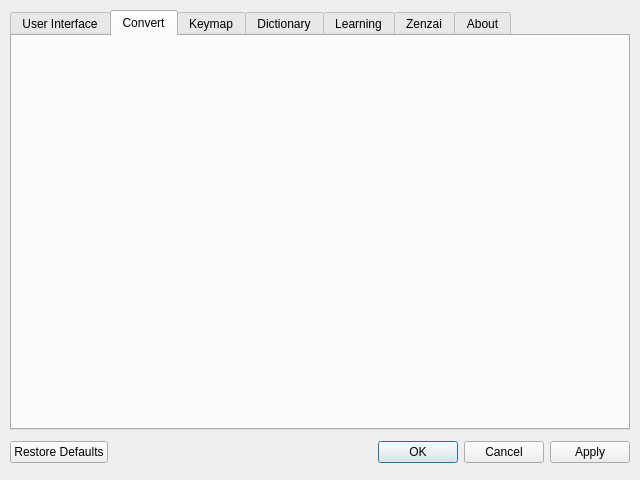
Qt form hazkey_settings/mainwindow.ui (7ka-Hiira/fcitx5-hazkey) before a commit.
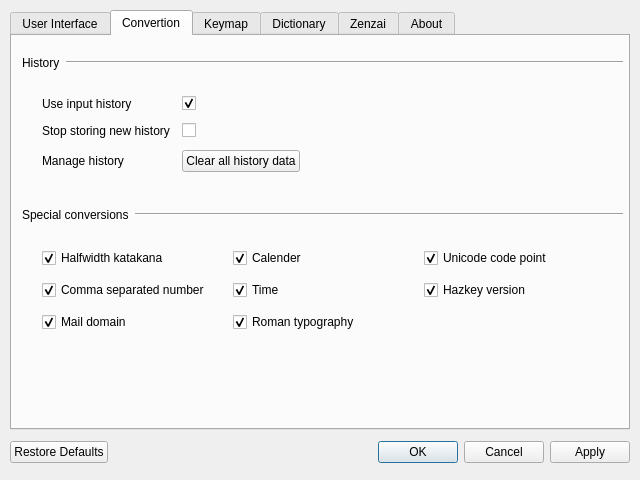
The same form after that commit. The open tabs and pages were chosen to show the change.

Commit message: create convertion page

The edit to the form file:
```diff
--- a/hazkey_settings/mainwindow.ui
+++ b/hazkey_settings/mainwindow.ui
@@ -294,8 +294,255 @@
    </widget>
    <widget class="QWidget" name="convertTab">
     <attribute name="title">
-     <string>Convert</string>
+     <string>Convertion</string>
     </attribute>
+    <widget class="QWidget" name="verticalLayoutWidget_2">
+     <property name="geometry">
+      <rect>
+       <x>10</x>
+       <y>10</y>
+       <width>601</width>
+       <height>371</height>
+      </rect>
+     </property>
+     <layout class="QVBoxLayout" name="ConvertMainLayout">
+      <item>
+       <layout class="QHBoxLayout" name="historyHeader">
+        <property name="topMargin">
+         <number>10</number>
+        </property>
+        <property name="bottomMargin">
+         <number>10</number>
+        </property>
+        <item>
+         <widget class="QLabel" name="historyLabel">
+          <property name="text">
+           <string>History</string>
+          </property>
+         </widget>
+        </item>
+        <item>
+         <widget class="Line" name="historyLine">
+          <property name="sizePolicy">
+           <sizepolicy hsizetype="Expanding" vsizetype="Fixed">
+            <horstretch>0</horstretch>
+            <verstretch>0</verstretch>
+           </sizepolicy>
+          </property>
+          <property name="orientation">
+           <enum>Qt::Orientation::Horizontal</enum>
+          </property>
+         </widget>
+        </item>
+       </layout>
+      </item>
+      <item>
+       <layout class="QFormLayout" name="historyGrid">
+        <property name="fieldGrowthPolicy">
+         <enum>QFormLayout::FieldGrowthPolicy::ExpandingFieldsGrow</enum>
+        </property>
+        <property name="horizontalSpacing">
+         <number>12</number>
+        </property>
+        <property name="verticalSpacing">
+         <number>12</number>
+        </property>
+        <property name="leftMargin">
+         <number>20</number>
+        </property>
+        <property name="topMargin">
+         <number>10</number>
+        </property>
+        <property name="rightMargin">
+         <number>20</number>
+        </property>
+        <property name="bottomMargin">
+         <number>20</number>
+        </property>
+        <item row="0" column="1">
+         <widget class="QCheckBox" name="enableLearningCheck">
+          <property name="checked">
+           <bool>true</bool>
+          </property>
+         </widget>
+        </item>
+        <item row="0" column="0">
+         <widget class="QLabel" name="enableLearningLabel">
+          <property name="text">
+           <string>Use input history</string>
+          </property>
+         </widget>
+        </item>
+        <item row="1" column="1">
+         <widget class="QCheckBox" name="stopNewLearningCheck"/>
+        </item>
+        <item row="1" column="0">
+         <widget class="QLabel" name="stopNewLearningLabel">
+          <property name="text">
+           <string>Stop storing new history</string>
+          </property>
+         </widget>
+        </item>
+        <item row="2" column="1">
+         <widget class="QPushButton" name="clearHistoryButton">
+          <property name="text">
+           <string>Clear all history data</string>
+          </property>
+         </widget>
+        </item>
+        <item row="2" column="0">
+         <widget class="QLabel" name="manageHistoryLabel">
+          <property name="text">
+           <string>Manage history</string>
+          </property>
+         </widget>
+        </item>
+       </layout>
+      </item>
+      <item>
+       <layout class="QHBoxLayout" name="specialConversionHeader">
+        <property name="topMargin">
+         <number>10</number>
+        </property>
+        <property name="bottomMargin">
+         <number>10</number>
+        </property>
+        <item>
+         <widget class="QLabel" name="specialConvertLabel">
+          <property name="text">
+           <string>Special conversions</string>
+          </property>
+         </widget>
+        </item>
+        <item>
+         <widget class="Line" name="specialConvertLine">
+          <property name="sizePolicy">
+           <sizepolicy hsizetype="Expanding" vsizetype="Fixed">
+            <horstretch>0</horstretch>
+            <verstretch>0</verstretch>
+           </sizepolicy>
+          </property>
+          <property name="orientation">
+           <enum>Qt::Orientation::Horizontal</enum>
+          </property>
+         </widget>
+        </item>
+       </layout>
+      </item>
+      <item>
+       <layout class="QGridLayout" name="specialConversionsGrid">
+        <property name="leftMargin">
+         <number>20</number>
+        </property>
+        <property name="topMargin">
+         <number>10</number>
+        </property>
+        <property name="rightMargin">
+         <number>20</number>
+        </property>
+        <property name="bottomMargin">
+         <number>20</number>
+        </property>
+        <property name="spacing">
+         <number>12</number>
+        </property>
+        <item row="0" column="2">
+         <widget class="QCheckBox" name="unicodeCodePointConversionCheck">
+          <property name="text">
+           <string>Unicode code point</string>
+          </property>
+          <property name="checked">
+           <bool>true</bool>
+          </property>
+         </widget>
+        </item>
+        <item row="2" column="0">
+         <widget class="QCheckBox" name="mailDomainConversionCheck">
+          <property name="text">
+           <string>Mail domain</string>
+          </property>
+          <property name="checked">
+           <bool>true</bool>
+          </property>
+         </widget>
+        </item>
+        <item row="0" column="1">
+         <widget class="QCheckBox" name="calenderConversionCheck">
+          <property name="text">
+           <string>Calender</string>
+          </property>
+          <property name="checked">
+           <bool>true</bool>
+          </property>
+         </widget>
+        </item>
+        <item row="1" column="0">
+         <widget class="QCheckBox" name="commaSeparatedNumConvertCheck">
+          <property name="text">
+           <string>Comma separated number</string>
+          </property>
+          <property name="checked">
+           <bool>true</bool>
+          </property>
+         </widget>
+        </item>
+        <item row="2" column="1">
+         <widget class="QCheckBox" name="romanTypographyConversionCheck">
+          <property name="text">
+           <string>Roman typography</string>
+          </property>
+          <property name="checked">
+           <bool>true</bool>
+          </property>
+         </widget>
+        </item>
+        <item row="1" column="1">
+         <widget class="QCheckBox" name="timeConversionCheck">
+          <property name="text">
+           <string>Time</string>
+          </property>
+          <property name="checked">
+           <bool>true</bool>
+          </property>
+         </widget>
+        </item>
+        <item row="1" column="2">
+         <widget class="QCheckBox" name="hazkeyVersionConversionCheck">
+          <property name="text">
+           <string>Hazkey version</string>
+          </property>
+          <property name="checked">
+           <bool>true</bool>
+          </property>
+         </widget>
+        </item>
+        <item row="0" column="0">
+         <widget class="QCheckBox" name="halfwidthKatakanaConversionCheck">
+          <property name="text">
+           <string>Halfwidth katakana</string>
+          </property>
+          <property name="checked">
+           <bool>true</bool>
+          </property>
+         </widget>
+        </item>
+       </layout>
+      </item>
+      <item>
+       <spacer name="conversionTabBottomSpacer">
+        <property name="orientation">
+         <enum>Qt::Orientation::Vertical</enum>
+        </property>
+        <property name="sizeHint" stdset="0">
+         <size>
+          <width>20</width>
+          <height>40</height>
+         </size>
+        </property>
+       </spacer>
+      </item>
+     </layout>
+    </widget>
    </widget>
    <widget class="QWidget" name="keymapTab">
     <attribute name="title">
@@ -307,11 +554,6 @@
      <string>Dictionary</string>
     </attribute>
    </widget>
-   <widget class="QWidget" name="learningTab">
-    <attribute name="title">
-     <string>Learning</string>
-    </attribute>
-   </widget>
    <widget class="QWidget" name="zenzaiTab">
     <attribute name="title">
      <string>Zenzai</string>
```
Left out of the diff: 18 changed lines with no effect on the pictures.
